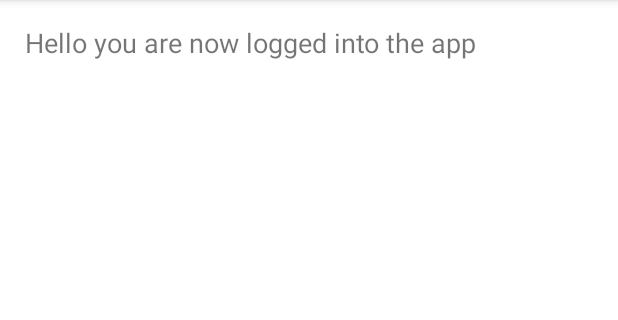
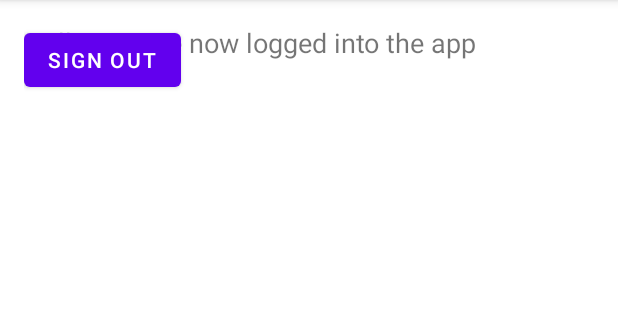
Before and after one commit to tolnaimicu/Todo4U, an Android app: the screen it shows after launch once a user with an empty profile is signed in (MainActivity), on a phone screen of 412 x 824 dp, the part 84-404 px from its top. Run offline under Robolectric (Android 15) with nearby library versions, the phone set to English and light mode, and no system bars; our stand-ins replace Firebase (no records; nobody signed in at launch, a user with empty details on screens opened directly); libraries missing offline, so code that uses them is left out: com.firebase.ui; 2 statements that could not run were skipped.

Commit message:
logging in, that works

```diff
--- a/app/build.gradle
+++ b/app/build.gradle
@@ -56,4 +56,9 @@ dependencies {
 
     // Also declare the dependency for the Google Play services library and specify its version
     implementation 'com.google.android.gms:play-services-auth:20.2.0'
+
+
+    // Declare the dependency for the Realtime Database library
+    // When using the BoM, you don't specify versions in Firebase library dependencies
+    implementation 'com.google.firebase:firebase-database'
 }
--- a/app/src/main/java/com/example/todo4u/LogInIntent.java
+++ b/app/src/main/java/com/example/todo4u/LogInIntent.java
@@ -2,6 +2,7 @@ package com.example.todo4u;
 
 import android.content.Intent;
 import android.os.Bundle;
+import android.util.Log;
 import android.view.View;
 import android.widget.Toast;
 
@@ -17,6 +18,8 @@ import java.util.Arrays;
 import java.util.List;
 
 public class LogInIntent extends AppCompatActivity {
+
+    private static final String TAG = "LogInIntent";
 
     ActivityResultLauncher<Intent> activityResultLauncher = registerForActivityResult(
             new ActivityResultContracts.StartActivityForResult(), result -> {
@@ -36,8 +39,10 @@ public class LogInIntent extends AppCompatActivity {
 
     private void checkIfSignedIn() {
        FirebaseUser user = FirebaseAuth.getInstance().getCurrentUser();
-            if (user != null)
+            if (user != null) {
                 goToMainActivity();
+                Log.d(TAG, "XXXX UserID: " + user.getTenantId());
+            }
 
     }
 
--- a/app/src/main/java/com/example/todo4u/MainActivity.java
+++ b/app/src/main/java/com/example/todo4u/MainActivity.java
@@ -38,26 +38,35 @@ import com.google.firebase.auth.PlayGamesAuthProvider;
 import com.google.firebase.auth.SignInMethodQueryResult;
 import com.google.firebase.auth.UserInfo;
 import com.google.firebase.auth.UserProfileChangeRequest;
+import com.google.firebase.database.DataSnapshot;
+import com.google.firebase.database.DatabaseError;
+import com.google.firebase.database.DatabaseReference;
+import com.google.firebase.database.FirebaseDatabase;
+import com.google.firebase.database.ValueEventListener;
 
 import java.util.List;
 import java.util.concurrent.TimeUnit;
 
 public class MainActivity extends AppCompatActivity {
 
+    private static final String TAG = "MainActivity";
+    private ReadAndWriteSnippets readAndWriteSnippets;
 
     @Override
     protected void onCreate(Bundle savedInstanceState) {
         super.onCreate(savedInstanceState);
         checkCurrentUser();
+        basicReadWrite();
         setContentView(R.layout.activity_main);
     }
 
+    // LOG IN, LOG OUT ----
     public void checkCurrentUser() {
         FirebaseUser user = FirebaseAuth.getInstance().getCurrentUser();
         if (user != null) {
-            Toast.makeText(this, "Hello " + user.getDisplayName(), Toast.LENGTH_SHORT).show();
+            Toast.makeText(this, "Hello " + user.getTenantId(), Toast.LENGTH_SHORT).show();
         } else {
-            startLoginActivity();
+           startLoginActivity();
         }
     }
 
@@ -79,6 +88,32 @@ public class MainActivity extends AppCompatActivity {
     }
 
 
+    // DATABASE ----
+   public void basicReadWrite() {
+
+        FirebaseDatabase database = FirebaseDatabase.getInstance();
+        DatabaseReference myRef = database.getReference("message");
+
+        myRef.setValue("Hello, World!" +
+                "My name is Milan");
+
+        myRef.addValueEventListener(new ValueEventListener() {
+            @Override
+            public void onDataChange(DataSnapshot dataSnapshot) {
+                // This method is called once with the initial value and again
+                // whenever data at this location is updated.
+                String value = dataSnapshot.getValue(String.class);
+                Log.d(TAG, "Value is: " + value);
+                Toast.makeText(MainActivity.this, "The value is: "+ value, Toast.LENGTH_SHORT).show();
+            }
+
+            @Override
+            public void onCancelled(DatabaseError error) {
+                // Failed to read value
+                Log.w(TAG, "Failed to read value.", error.toException());
+            }
+        });
+    }
 
 
 }
--- a/app/src/main/res/layout/activity_main.xml
+++ b/app/src/main/res/layout/activity_main.xml
@@ -21,4 +21,14 @@
         app:layout_constraintEnd_toEndOf="parent"
         app:layout_constraintStart_toStartOf="parent"
         android:layout_width="wrap_content"/>
+
+    <Button
+        android:layout_width="wrap_content"
+        android:layout_height="wrap_content"
+        android:onClick="signOut"
+        android:text="SIGN OUT"
+        app:layout_constraintBottom_toBottomOf="parent"
+        app:layout_constraintEnd_toEndOf="parent"
+        app:layout_constraintStart_toStartOf="parent"
+        app:layout_constraintTop_toTopOf="parent" />
 </RelativeLayout>
```
Also changed, not shown: app/src/main/java/com/example/todo4u/ReadAndWriteSnippets.java (added, +36 -0 lines), app/src/main/java/com/example/todo4u/User.java (added, +33 -0 lines), app/src/main/res/layout/signin_activity.xml (+27 -1 lines), app/src/main/res/drawable/logo.png.
